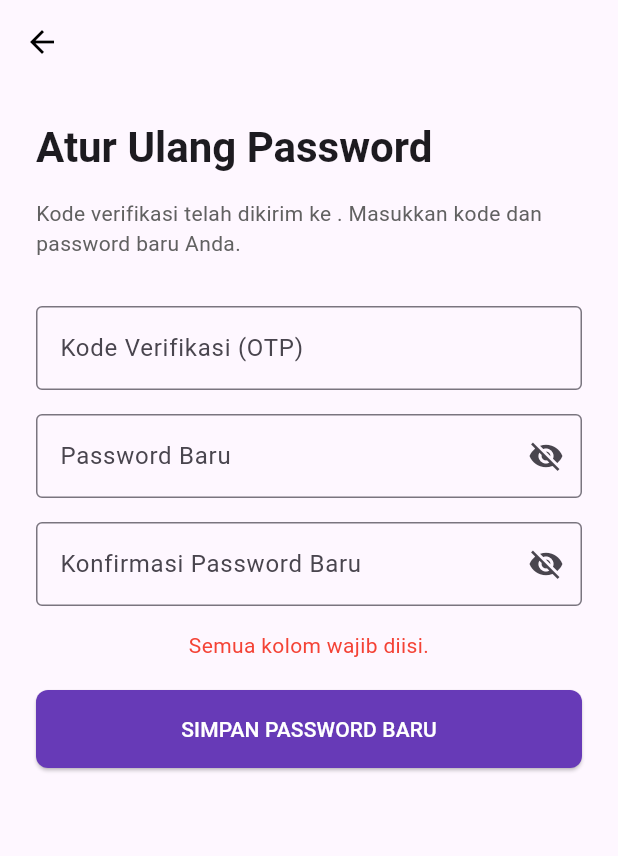
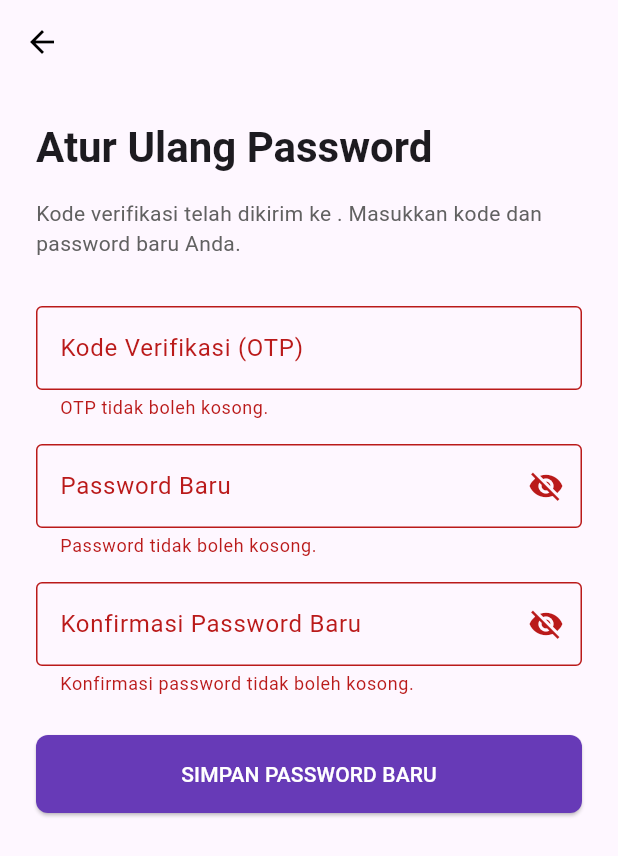
Before and after one commit to piksemos-org/piksel_mos, a Flutter app: the ResetPasswordScreen screen opened directly with empty values, after a tap on "SIMPAN PASSWORD BARU", on a phone screen of 412 x 824 dp. Shown: the top 856 px of the screen. Run offline on Flutter 3.47's test engine with Material 3 defaults, Android fonts, the phone set to English and light mode, and no system bars.

Commit message:
Terbaru 2

```diff
--- a/lib/screens/auth/reset_password_screen.dart
+++ b/lib/screens/auth/reset_password_screen.dart
@@ -2,6 +2,7 @@ import 'package:flutter/material.dart';
 import 'package:http/http.dart' as http;
 import 'dart:convert';
 import 'package:piksel_mos/screens/auth/login_screen.dart';
+import 'package:piksel_mos/utils/validators.dart'; // 1. Impor file validators
 
 class ResetPasswordScreen extends StatefulWidget {
   final String emailOrPhone;
@@ -16,7 +17,9 @@ class ResetPasswordScreen extends StatefulWidget {
 }
 
 class _ResetPasswordScreenState extends State<ResetPasswordScreen> {
-  // State Management
+  // 2. Kunci untuk mengelola state Form
+  final _formKey = GlobalKey<FormState>();
+
   final _otpController = TextEditingController();
   final _newPasswordController = TextEditingController();
   final _confirmPasswordController = TextEditingController();
@@ -34,24 +37,9 @@ class _ResetPasswordScreenState extends State<ResetPasswordScreen> {
     super.dispose();
   }
 
-  // Implementasi di Tombol "SIMPAN PASSWORD BARU"
   Future<void> _saveNewPassword() async {
-    // Validasi di sisi aplikasi
-    if (_otpController.text.isEmpty ||
-        _newPasswordController.text.isEmpty ||
-        _confirmPasswordController.text.isEmpty) {
-      setState(() {
-        _errorMessage = 'Semua kolom wajib diisi.';
-      });
-      return;
-    }
-    if (_newPasswordController.text != _confirmPasswordController.text) {
-      setState(() {
-        _errorMessage = 'Password baru dan konfirmasi tidak cocok.';
-      });
-      return;
-    }
-
+    // 3. Trigger validasi pada semua field sebelum mengirim
+    if (_formKey.currentState?.validate() ?? false) {
       setState(() {
         _isLoading = true;
         _errorMessage = null;
@@ -68,10 +56,8 @@ class _ResetPasswordScreenState extends State<ResetPasswordScreen> {
 
         final response = await http.post(url, headers: headers, body: body);
 
-      // Tangani Respons & Navigasi
         if (mounted) {
           if (response.statusCode == 200) {
-          // Sukses
             Navigator.pushAndRemoveUntil(
               context,
               MaterialPageRoute(
@@ -79,10 +65,9 @@ class _ResetPasswordScreenState extends State<ResetPasswordScreen> {
                   initialMessage: "Password berhasil diubah. Silakan login.",
                 ),
               ),
-                (route) => false, // Hapus semua rute sebelumnya
+                  (route) => false,
             );
           } else {
-          // Gagal
             final responseData = json.decode(response.body);
             setState(() {
               _errorMessage = responseData['message'] ?? 'Gagal mereset password.';
@@ -100,6 +85,7 @@ class _ResetPasswordScreenState extends State<ResetPasswordScreen> {
           setState(() {
             _isLoading = false;
           });
+        }
       }
     }
   }
@@ -121,6 +107,10 @@ class _ResetPasswordScreenState extends State<ResetPasswordScreen> {
         child: SingleChildScrollView(
           child: Padding(
             padding: const EdgeInsets.symmetric(horizontal: 24.0),
+            // 2. Bungkus kolom dengan Form
+            child: Form(
+              key: _formKey,
+              autovalidateMode: AutovalidateMode.onUserInteraction,
               child: Column(
                 crossAxisAlignment: CrossAxisAlignment.stretch,
                 children: [
@@ -139,7 +129,8 @@ class _ResetPasswordScreenState extends State<ResetPasswordScreen> {
                     ),
                   ),
                   const SizedBox(height: 32),
-                TextField(
+                  // 4. Ubah TextField menjadi TextFormField dan terapkan validasi
+                  TextFormField(
                     controller: _otpController,
                     decoration: const InputDecoration(
                       labelText: 'Kode Verifikasi (OTP)',
@@ -148,9 +139,18 @@ class _ResetPasswordScreenState extends State<ResetPasswordScreen> {
                     keyboardType: TextInputType.number,
                     maxLength: 6,
                     buildCounter: (context, {required currentLength, required isFocused, maxLength}) => null,
+                    validator: (value) {
+                      if (value == null || value.isEmpty) {
+                        return 'OTP tidak boleh kosong.';
+                      }
+                      if (value.length < 6) {
+                        return 'OTP harus 6 digit.';
+                      }
+                      return null;
+                    },
                   ),
                   const SizedBox(height: 16),
-                TextField(
+                  TextFormField(
                     controller: _newPasswordController,
                     obscureText: !_isNewPasswordVisible,
                     decoration: InputDecoration(
@@ -161,9 +161,10 @@ class _ResetPasswordScreenState extends State<ResetPasswordScreen> {
                         onPressed: () => setState(() => _isNewPasswordVisible = !_isNewPasswordVisible),
                       ),
                     ),
+                    validator: (value) => Validators.validatePassword(value, email: widget.emailOrPhone),
                   ),
                   const SizedBox(height: 16),
-                TextField(
+                  TextFormField(
                     controller: _confirmPasswordController,
                     obscureText: !_isConfirmPasswordVisible,
                     decoration: InputDecoration(
@@ -173,6 +174,10 @@ class _ResetPasswordScreenState extends State<ResetPasswordScreen> {
                         icon: Icon(_isConfirmPasswordVisible ? Icons.visibility : Icons.visibility_off),
                         onPressed: () => setState(() => _isConfirmPasswordVisible = !_isConfirmPasswordVisible),
                       ),
+                    ),
+                    validator: (value) => Validators.validateConfirmPassword(
+                      _newPasswordController.text,
+                      value,
                     ),
                   ),
                   const SizedBox(height: 16),
@@ -209,6 +214,7 @@ class _ResetPasswordScreenState extends State<ResetPasswordScreen> {
             ),
           ),
         ),
+      ),
     );
   }
 }
```
Also changed, not shown: lib/screens/auth/forgot_password_screen.dart (+26 -22 lines). Lines whose indentation alone changed are shown as unchanged.
